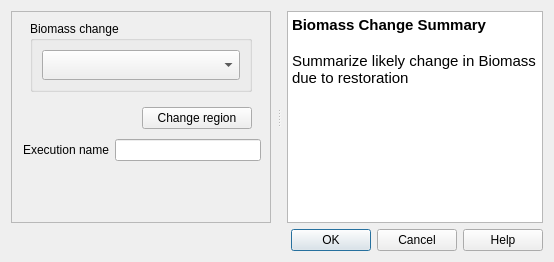
ConservationInternational/trends.earth, file LDMP/gui/DlgCalculateRestBiomassSummaryTable.ui: the form before one commit.
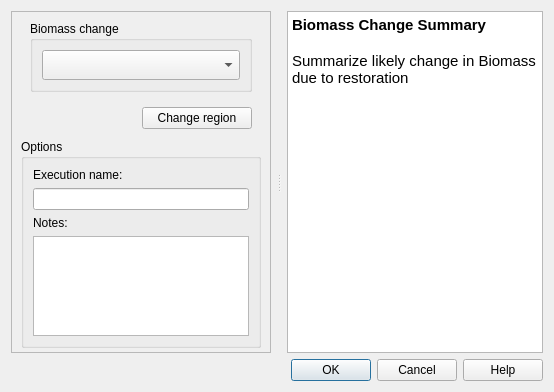
The form after the commit. Custom widgets are drawn as their Qt base class.

Commit message: updated algorithms dialog to include options group box

The edit to the form file:
```diff
--- a/LDMP/gui/DlgCalculateRestBiomassSummaryTable.ui
+++ b/LDMP/gui/DlgCalculateRestBiomassSummaryTable.ui
@@ -155,24 +155,58 @@
         </layout>
        </item>
        <item>
-        <layout class="QHBoxLayout" name="horizontalLayout_2">
-         <property name="leftMargin">
-          <number>2</number>
+        <widget class="QgsCollapsibleGroupBox" name="options_group">
+         <property name="title">
+          <string>Options</string>
          </property>
+         <property name="collapsed">
+          <bool>true</bool>
+         </property>
+         <layout class="QVBoxLayout" name="verticalLayout_4">
          <item>
           <widget class="QLabel" name="execution_name_la">
            <property name="toolTip">
             <string>Auto generated name for the task which can be edited</string>
            </property>
            <property name="text">
-            <string>Execution name</string>
+             <string>Execution name:</string>
            </property>
           </widget>
          </item>
          <item>
           <widget class="QLineEdit" name="execution_name_le"/>
          </item>
-        </layout>
+          <item>
+           <widget class="QLabel" name="task_notes_la">
+            <property name="text">
+             <string>Notes:</string>
+            </property>
+           </widget>
+          </item>
+          <item>
+           <widget class="QTextEdit" name="task_notes">
+            <property name="sizePolicy">
+             <sizepolicy hsizetype="Expanding" vsizetype="Minimum">
+              <horstretch>0</horstretch>
+              <verstretch>0</verstretch>
+             </sizepolicy>
+            </property>
+            <property name="minimumSize">
+             <size>
+              <width>0</width>
+              <height>0</height>
+             </size>
+            </property>
+            <property name="maximumSize">
+             <size>
+              <width>16777215</width>
+              <height>100</height>
+             </size>
+            </property>
+           </widget>
+          </item>
+         </layout>
+        </widget>
        </item>
        <item>
         <spacer name="verticalSpacer">
@@ -230,6 +264,12 @@
   </layout>
  </widget>
  <customwidgets>
+  <customwidget>
+   <class>QgsCollapsibleGroupBox</class>
+   <extends>QGroupBox</extends>
+   <header>qgis.gui</header>
+   <container>1</container>
+  </customwidget>
   <customwidget>
    <class>WidgetDataIOSelectTELayerExisting</class>
    <extends>QComboBox</extends>
```
Left out of the diff: 3 changed lines with no effect on the pictures. Lines whose indentation alone changed are shown as unchanged. The commit also changes 10 other files.
